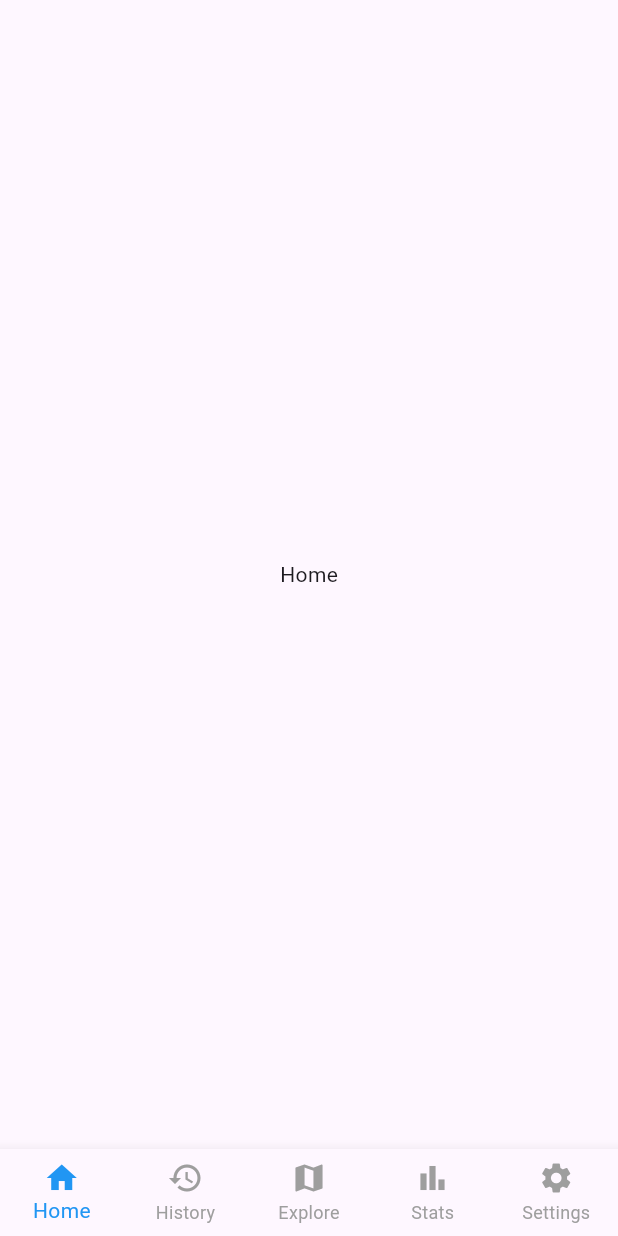
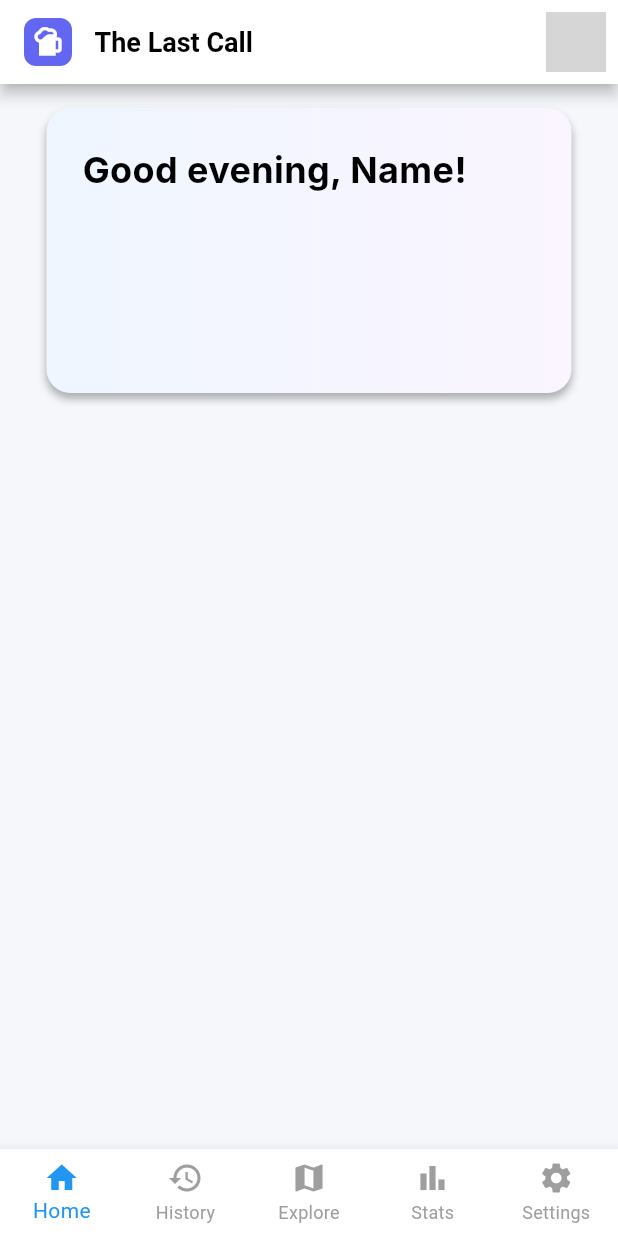
Before and after one commit to HarryFoster1812/The-Last-Call, a Flutter app: the screen it shows after launch, on a phone screen of 412 x 824 dp. Run offline on Flutter 3.47's test engine with Material 3 defaults, Android fonts, the phone set to English and light mode, and no system bars; network calls fail; Roboto replaces fonts that are missing (Inter, Poppins); grey boxes are pictures that could not be loaded.

Commit message:
Added more in the home page and added a light and dark mode switch

```diff
--- a/frontend/lib/views/home_view.dart
+++ b/frontend/lib/views/home_view.dart
@@ -1,7 +1,58 @@
 import 'package:flutter/material.dart';
+import 'package:provider/provider.dart';
+import 'package:the_last_call/models/theme_provider.dart';
+import 'package:the_last_call/views/main_view.dart';
 
 class HomeView extends StatelessWidget {
   const HomeView({super.key});
   @override
-  Widget build(BuildContext context) => Center(child: Text('Home'));
+  Widget build(BuildContext context) {
+    final theme = Theme.of(context);
+    return Scaffold(
+      body: Column(
+        children: <Widget>[
+          Align(
+            child: Container(
+              decoration: BoxDecoration(
+                gradient: const LinearGradient(
+                  begin: Alignment.centerLeft,
+                  end: Alignment.centerRight,
+                  colors: [
+                    Color(0xFFEFF6FF), // #EFF6FF
+                    Color(0xFFFAF5FF), // #FAF5FF
+                  ],
+                ),
+                boxShadow: [
+                  BoxShadow(
+                    color: theme.shadowColor.withAlpha(75),
+                    offset: const Offset(0, 4),
+                    blurRadius: 4,
+                  ),
+                ],
+                borderRadius: BorderRadius.circular(16),
+              ),
+              width: 350,
+              height: 190,
+              margin: const EdgeInsets.all(16),
+              child: const Padding(
+                padding: EdgeInsets.all(24.0),
+                child: Align(
+                  alignment: Alignment.topLeft, // ⬅️ Key change
+                  child: Text(
+                    'Good evening, Name!',
+                    style: TextStyle(
+                      fontFamily: "Inter",
+                      fontWeight: FontWeight.w700,
+                      fontSize: 24,
+                      color: Colors.black,
+                    ),
+                  ),
+                ),
+              ),
+            ),
+          ),
+        ],
+      ),
+    );
+  }
 }
--- a/frontend/lib/views/main_view.dart
+++ b/frontend/lib/views/main_view.dart
@@ -17,6 +17,34 @@ class MainView extends StatelessWidget {
     final viewModel = Provider.of<MainViewModel>(context);
 
     return Scaffold(
+      appBar: AppBar(
+        title: Row(
+          children: [
+            Container(
+              height: 32,
+              width: 32,
+              decoration: BoxDecoration(
+                color: Color(0xFF6366F1),
+                borderRadius: BorderRadius.all(Radius.circular(8)),
+              ),
+              child: Icon(Icons.sports_bar, color: Colors.white),
+            ),
+            SizedBox(width: 15),
+            Text('The Last Call'),
+          ],
+        ),
+        actions: [
+          Padding(
+            padding: EdgeInsets.all(8.0),
+            child: CircleAvatar(
+              backgroundImage: NetworkImage('https://via.placeholder.com/40'),
+            ),
+          ),
+        ],
+        surfaceTintColor: Colors.white,
+        shadowColor: Colors.black,
+        elevation: 4,
+      ),
       body: PageView(
         controller: viewModel.pageController,
         onPageChanged: viewModel.onPageChanged,
```
Also changed, not shown: frontend/lib/main.dart (+15 -1 lines), frontend/lib/models/theme.dart (added, +74 -0 lines), frontend/lib/models/theme_provider.dart (added, +14 -0 lines), frontend/lib/views/settings_view.dart (+39 -1 lines), 12 other files.
